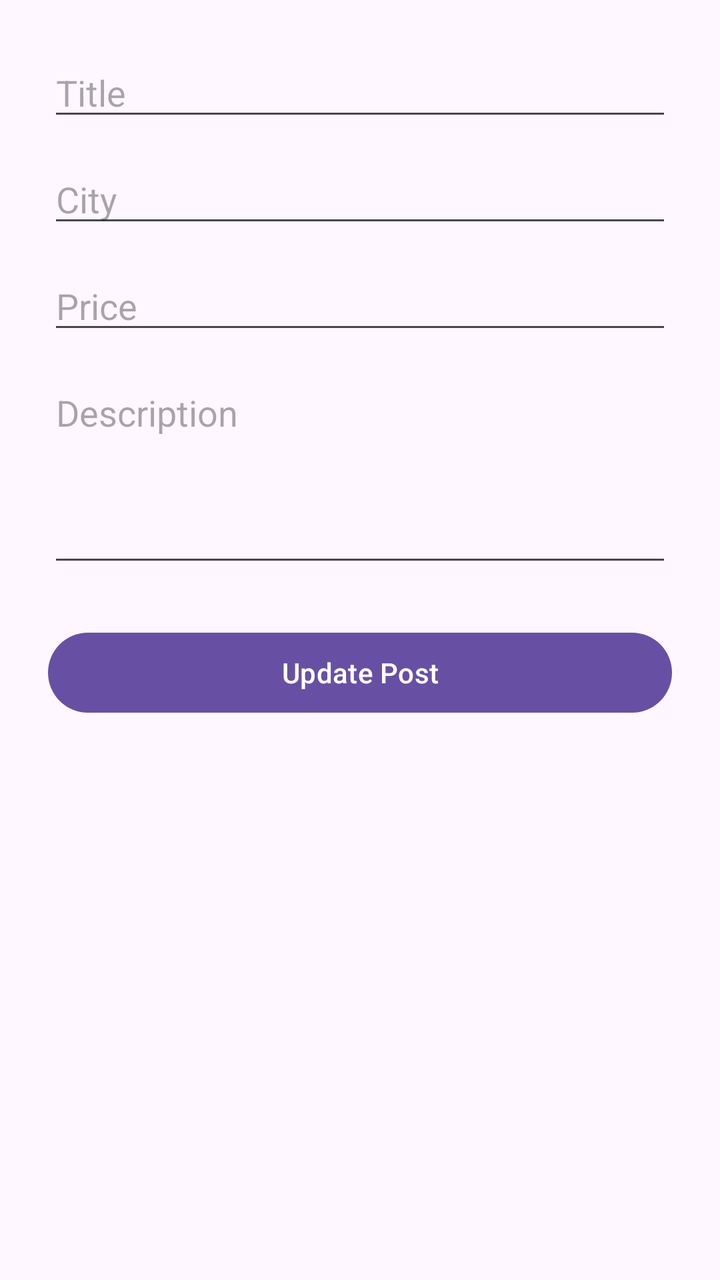
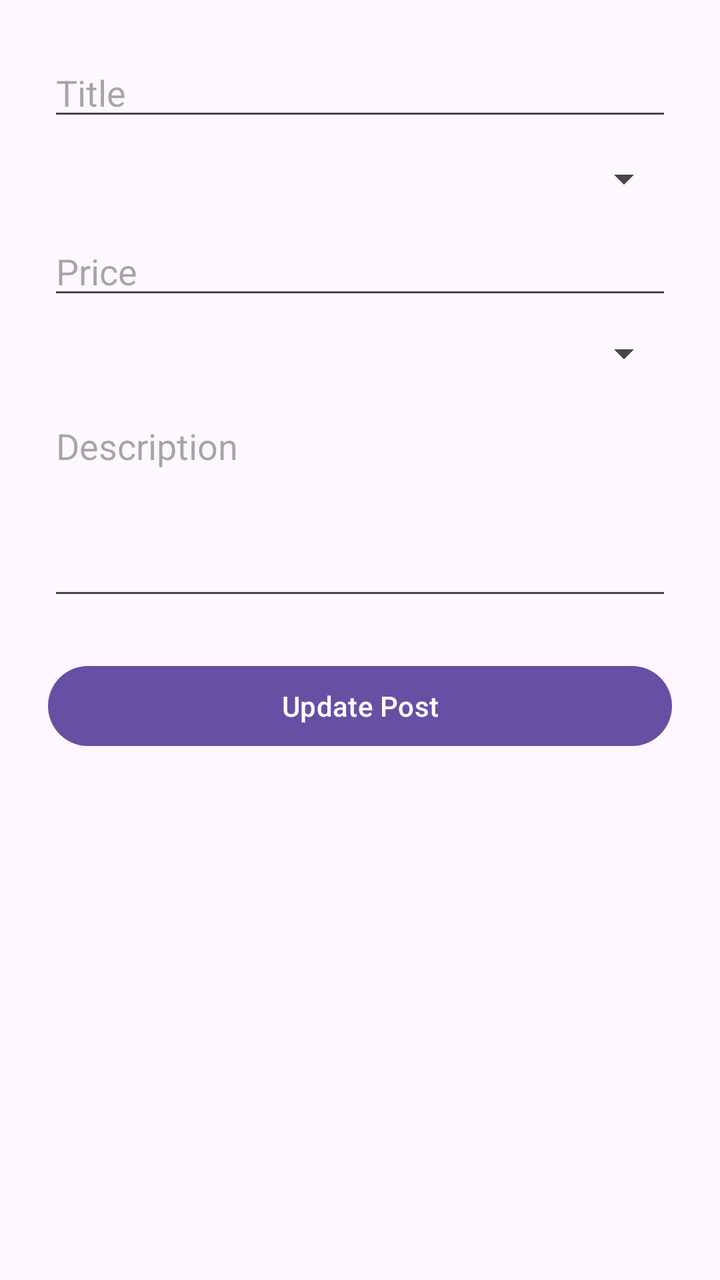

Compare the two renders of this Android layout. The source of the first and the diff that turns it into the second are given below.
<!-- AndroidManifest.xml: application theme Theme.CimerMK -->
<!-- res/layout/activity_edit_post.xml -->
<?xml version="1.0" encoding="utf-8"?>
<LinearLayout
    xmlns:android="http://schemas.android.com/apk/res/android"
    android:layout_width="match_parent"
    android:layout_height="match_parent"
    android:orientation="vertical"
    android:padding="24dp">

    <EditText
        android:id="@+id/etEditTitle"
        android:layout_width="match_parent"
        android:layout_height="wrap_content"
        android:hint="Title"/>

    <EditText
        android:id="@+id/etEditCity"
        android:layout_width="match_parent"
        android:layout_height="wrap_content"
        android:hint="City"
        android:layout_marginTop="12dp"/>

    <EditText
        android:id="@+id/etEditPrice"
        android:layout_width="match_parent"
        android:layout_height="wrap_content"
        android:hint="Price"
        android:inputType="numberDecimal"
        android:layout_marginTop="12dp"/>

    <EditText
        android:id="@+id/etEditDescription"
        android:layout_width="match_parent"
        android:layout_height="wrap_content"
        android:hint="Description"
        android:minLines="4"
        android:gravity="top"
        android:layout_marginTop="12dp"/>

    <Button
        android:id="@+id/btnUpdatePost"
        android:layout_width="match_parent"
        android:layout_height="wrap_content"
        android:text="Update Post"
        android:layout_marginTop="24dp"/>

</LinearLayout>
<!-- resources referenced by this layout -->
<resources>
  <style name="Theme.CimerMK" parent="Base.Theme.CimerMK" />
  <style name="Base.Theme.CimerMK" parent="Theme.Material3.DayNight.NoActionBar">
          
          
      </style>
</resources>

<!-- the commit's change to res/layout/activity_edit_post.xml (unified diff, before → after) -->
@@ -10,28 +10,33 @@
         android:id="@+id/etEditTitle"
         android:layout_width="match_parent"
         android:layout_height="wrap_content"
-        android:hint="Title"/>
+        android:hint="@string/title"/>
 
-    <EditText
-        android:id="@+id/etEditCity"
+    <Spinner
+        android:id="@+id/spEditCity"
         android:layout_width="match_parent"
         android:layout_height="wrap_content"
-        android:hint="City"
         android:layout_marginTop="12dp"/>
 
     <EditText
         android:id="@+id/etEditPrice"
         android:layout_width="match_parent"
         android:layout_height="wrap_content"
-        android:hint="Price"
+        android:hint="@string/price"
         android:inputType="numberDecimal"
         android:layout_marginTop="12dp"/>
+
+    <Spinner
+        android:id="@+id/spEditGender"
+        android:layout_width="match_parent"
+        android:layout_height="wrap_content"
+        android:layout_marginTop="10dp"/>
 
     <EditText
         android:id="@+id/etEditDescription"
         android:layout_width="match_parent"
         android:layout_height="wrap_content"
-        android:hint="Description"
+        android:hint="@string/description"
         android:minLines="4"
         android:gravity="top"
         android:layout_marginTop="12dp"/>
@@ -40,7 +45,7 @@
         android:id="@+id/btnUpdatePost"
         android:layout_width="match_parent"
         android:layout_height="wrap_content"
-        android:text="Update Post"
+        android:text="@string/update_post"
         android:layout_marginTop="24dp"/>
 
 </LinearLayout>
<!-- resource entries referenced after the edit -->
@@ -1,5 +1,9 @@
 <!-- resources referenced by this layout -->
 <resources>
+  <string name="description">Description</string>
+  <string name="price">Price</string>
+  <string name="title">Title</string>
+  <string name="update_post">Update Post</string>
   <style name="Theme.CimerMK" parent="Base.Theme.CimerMK" />
   <style name="Base.Theme.CimerMK" parent="Theme.Material3.DayNight.NoActionBar">
           
